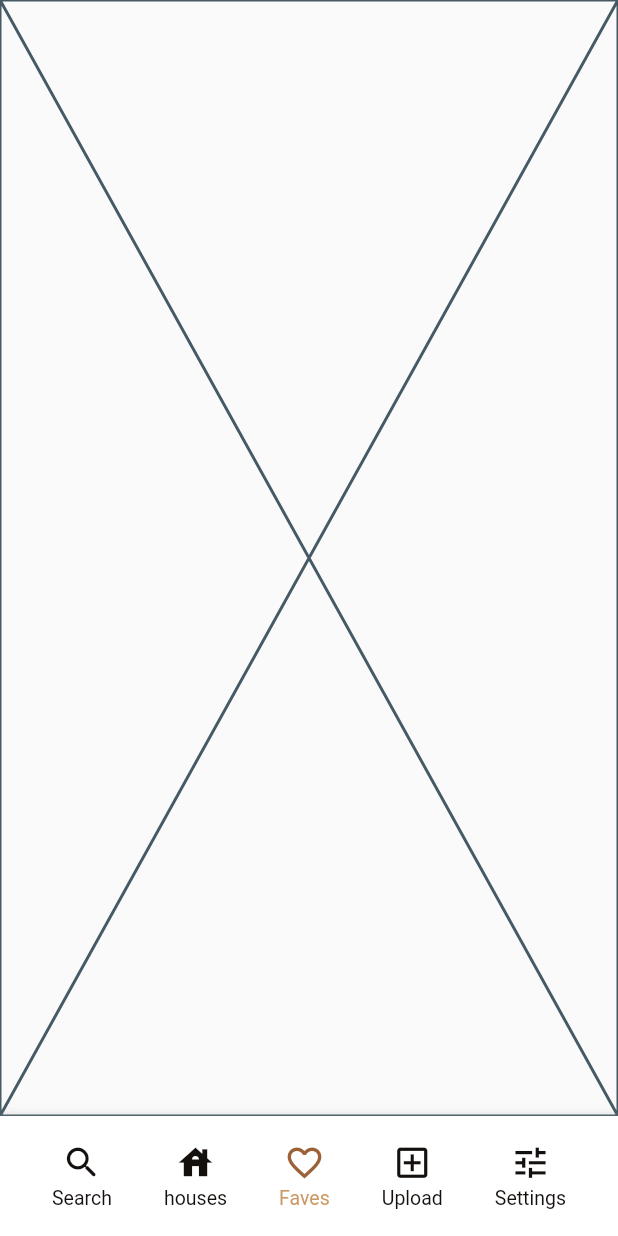
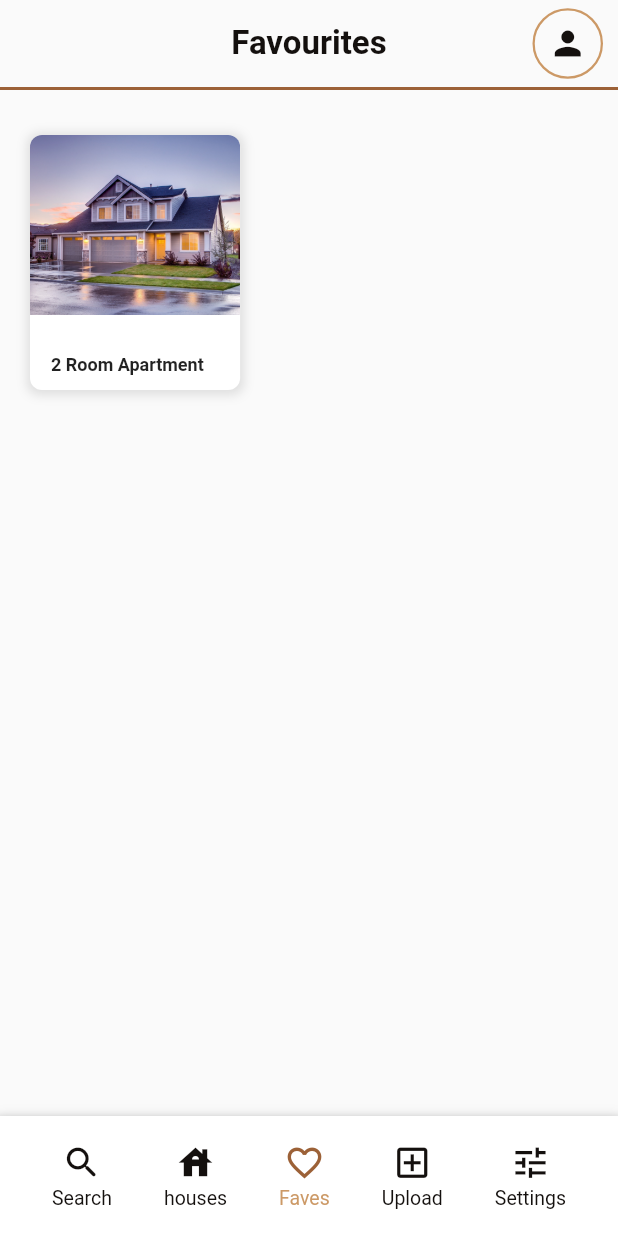
Before and after one commit to iluv27/joy_homes, a Flutter app: the screen it shows after launch, item 3 of the bottom bar chosen, on a phone screen of 412 x 824 dp. Run offline on Flutter 3.47's test engine with Material 2 defaults, Android fonts, the phone set to English and light mode, and no system bars; our stand-ins replace carousel_slider.

Commit message:
new commit

```diff
--- a/lib/screens/favourites.dart
+++ b/lib/screens/favourites.dart
@@ -1,10 +1,97 @@
 import 'package:flutter/material.dart';
+import 'package:joy_homes/screens/screen_constants.dart';
 
 class FavouriteScreen extends StatelessWidget {
-  const FavouriteScreen({super.key});
+  FavouriteScreen({super.key});
+
+  final List favouriteContainer = [
+    const FavContainer(),
+    const FavContainer(),
+    const FavContainer(),
+    const FavContainer(),
+  ];
 
   @override
   Widget build(BuildContext context) {
-    return const Placeholder();
+    return SafeArea(
+      child: Scaffold(
+          backgroundColor: const Color(0XFFFAFAFA),
+          appBar: const AppBarWidget(title: 'Favourites', height: 60),
+          body: Container(
+              padding: const EdgeInsets.only(top: 30, left: 20, right: 20),
+              child: const FavContainer())),
+    );
   }
 }
+
+class FavContainer extends StatelessWidget {
+  const FavContainer({super.key});
+
+  @override
+  Widget build(BuildContext context) {
+    return Stack(
+      children: [
+        Container(
+          height: 170,
+          width: MediaQuery.of(context).size.width * 0.34,
+          decoration: BoxDecoration(
+              borderRadius: BorderRadius.circular(8),
+              color: Colors.white,
+              boxShadow: [
+                BoxShadow(
+                  color: Colors.grey.withOpacity(0.3),
+                  spreadRadius: 2,
+                  blurRadius: 5,
+                  offset:
+                      const Offset(0, 1), // changes the position of the shadow
+                ),
+              ]),
+          child: const Padding(
+            padding: EdgeInsets.symmetric(vertical: 10.0, horizontal: 14),
+            child: Column(
+              mainAxisAlignment: MainAxisAlignment.end,
+              crossAxisAlignment: CrossAxisAlignment.start,
+              children: [
+                SizedBox(
+                  child: Text(
+                    '2 Room Apartment',
+                    style: TextStyle(fontSize: 12, fontWeight: FontWeight.bold),
+                  ),
+                )
+              ],
+            ),
+          ),
+        ),
+        Container(
+          height: 120,
+          width: MediaQuery.of(context).size.width * 0.34,
+          decoration: const BoxDecoration(
+            image: DecorationImage(
+              image: AssetImage('assets/images/house1.jpg'),
+              fit: BoxFit.cover,
+            ),
+            borderRadius: BorderRadius.only(
+              topLeft: Radius.circular(8),
+              topRight: Radius.circular(8),
+            ),
+          ),
+        ),
+      ],
+    );
+  }
+}
+
+
+//  GridView.builder(
+//             gridDelegate: const SliverGridDelegateWithFixedCrossAxisCount(
+//               crossAxisCount: 3,
+//               mainAxisSpacing: 10,
+//               crossAxisSpacing: 10,
+//               childAspectRatio: 0.8,
+//             ),
+//             itemCount: favouriteContainer.length,
+//             itemBuilder: (context, index) {
+//               return Container(height: 200, child: favouriteContainer[index]);
+//             },
+//           ),
+//         ),
```
